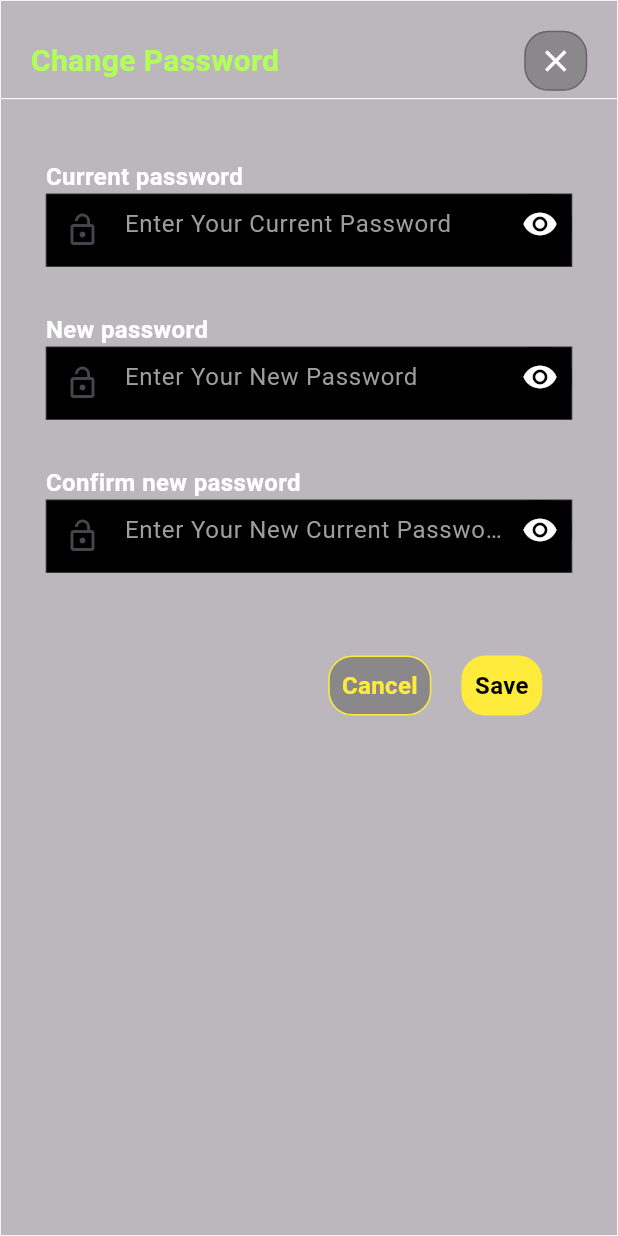
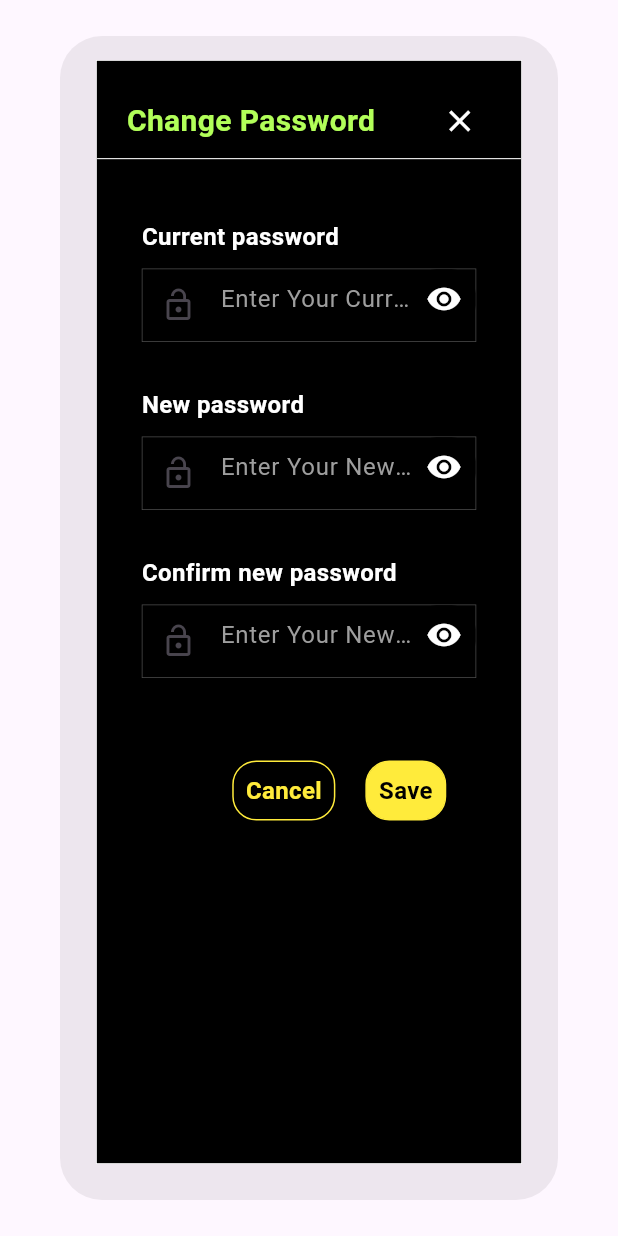
Before and after one commit to Azhar-Dogar/admin_project, a Flutter app: the ForgetPassword widget shown alone on an empty page, opened directly, on a phone screen of 412 x 824 dp. Run offline on Flutter 3.47's test engine with Material 2 defaults, Android fonts, the phone set to English and light mode, and no system bars; our stand-ins replace cloud_firestore, file_picker, firebase_core, firebase_storage; missing offline and left inert: dart:html; accounts and stored records are empty; statements that could not run were skipped.

Commit message:
Forget Password added

```diff
--- a/lib/screens/Auth/forget_password.dart
+++ b/lib/screens/Auth/forget_password.dart
@@ -22,9 +22,11 @@ class _ForgetPasswordState extends State<ForgetPassword> {
 
   @override
   Widget build(BuildContext context) {
-    return Container(
+    return AlertDialog(
+      content: Container(
+        width: 600,
         decoration: BoxDecoration(
-        color: Colors.black26,
+          color: Colors.black,
           border: Border.all(color: Colors.white, width: 0.5),
         ),
         child: Column(
@@ -32,12 +34,12 @@ class _ForgetPasswordState extends State<ForgetPassword> {
           crossAxisAlignment: CrossAxisAlignment.start,
           children: [
             Padding(
-            padding: EdgeInsets.only(left: 20, right: 20, top: 20),
+              padding: const EdgeInsets.only(left: 20, right: 20, top: 20),
               child: Row(
                 mainAxisAlignment: MainAxisAlignment.spaceBetween,
                 children: [
                   CustomText(text: "Change Password", color: Colors.lightGreenAccent,fontSize: 20,fontWeight: FontWeight.bold,),
-                ButtonWidget(textColor: Colors.white, background: Colors.black26, borderColor: Colors.black26,buttonName: "", icon: const Icon(Icons.close, color: Colors.white,), onPressed: (){},),
+                  ButtonWidget(textColor: Colors.white, background: Colors.black26, borderColor: Colors.black26,buttonName: "", icon: const Icon(Icons.close, color: Colors.white,), onPressed: (){Navigator.pop(context);},),
                 ],
               ),
             ),
@@ -56,6 +58,7 @@ class _ForgetPasswordState extends State<ForgetPassword> {
                 children: [
                   const SizedBox(height: 20,),
                   CustomText(text: "Current password", color: Colors.white,fontSize: 16,fontWeight: FontWeight.bold,),
+                  const SizedBox(height: 10,),
                   Container(
                     decoration: BoxDecoration(
                       color: Colors.black,
@@ -73,6 +76,7 @@ class _ForgetPasswordState extends State<ForgetPassword> {
                   ),
                   const SizedBox(height: 30,),
                   CustomText(text: "New password", color: Colors.white,fontSize: 16,fontWeight: FontWeight.bold,),
+                  const SizedBox(height: 10,),
                   Container(
                     decoration: BoxDecoration(
                       color: Colors.black,
@@ -90,6 +94,7 @@ class _ForgetPasswordState extends State<ForgetPassword> {
                   ),
                   const SizedBox(height: 30,),
                   CustomText(text: "Confirm new password", color: Colors.white,fontSize: 16,fontWeight: FontWeight.bold,),
+                  const SizedBox(height: 10,),
                   Container(
                     decoration: BoxDecoration(
                       color: Colors.black,
@@ -97,7 +102,7 @@ class _ForgetPasswordState extends State<ForgetPassword> {
                     ),
                     child: TextFieldWidget(
                       controller: c3,
-                    hint: 'Enter Your New Current Password Again',
+                      hint: 'Enter Your New Password Again',
                       secureText: isSec3,
                       icon: const Icon(Icons.lock_open),
                       suffix: ButtonWidget(textColor: Colors.black, background: Colors.black, borderColor: Colors.black,buttonName: "",icon: isSec3? Icon(Icons.visibility, color: Colors.white,):Icon(Icons.visibility_off, color: Colors.white),
@@ -117,7 +122,7 @@ class _ForgetPasswordState extends State<ForgetPassword> {
               child: Row(
                 mainAxisAlignment: MainAxisAlignment.end,
                 children: [
-                ButtonWidget(textColor: CColors.primary, background: Colors.black26, borderColor: CColors.primary,buttonName: "Cancel", onPressed: (){},),
+                  ButtonWidget(textColor: CColors.primary, background: Colors.black26, borderColor: CColors.primary,buttonName: "Cancel", onPressed: (){Navigator.pop(context);},),
                   const SizedBox(width: 20,),
                   ButtonWidget(textColor: Colors.black, background: CColors.primary, borderColor: CColors.primary,buttonName: "Save", onPressed: (){},),
                   const SizedBox(width: 50,),
@@ -127,6 +132,7 @@ class _ForgetPasswordState extends State<ForgetPassword> {
 
       ],
         ),
+      ),
     );
   }
 }
```
Also changed, not shown: lib/screens/Dashboard_screen.dart (+38 -19 lines). Lines whose indentation alone changed are shown as unchanged.
